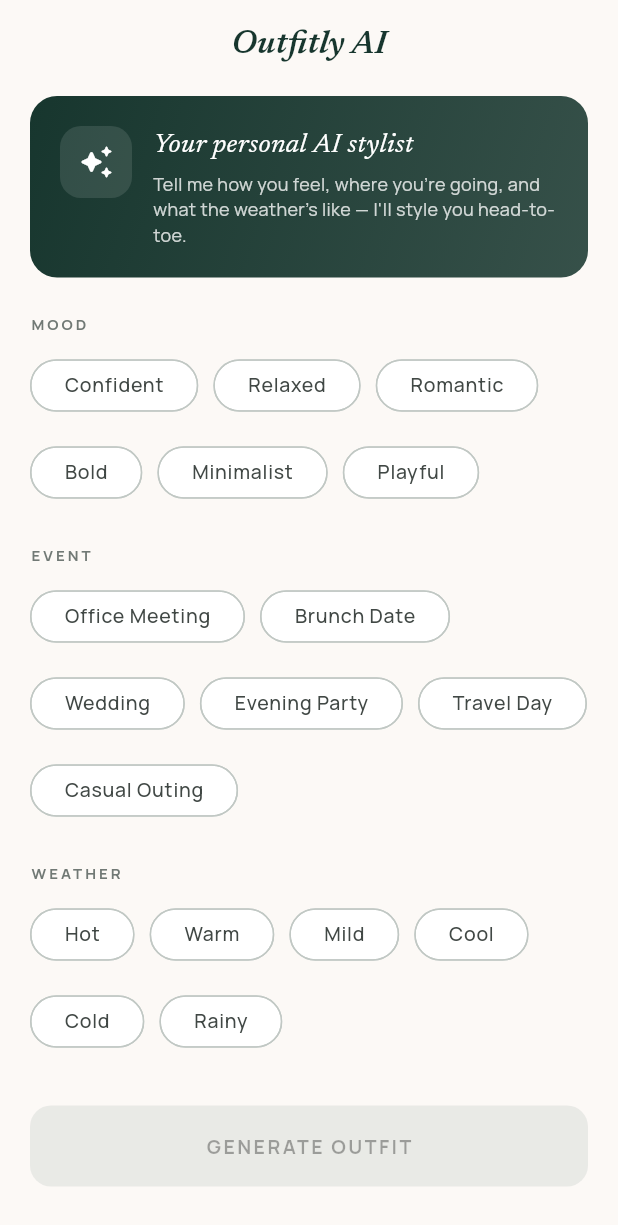
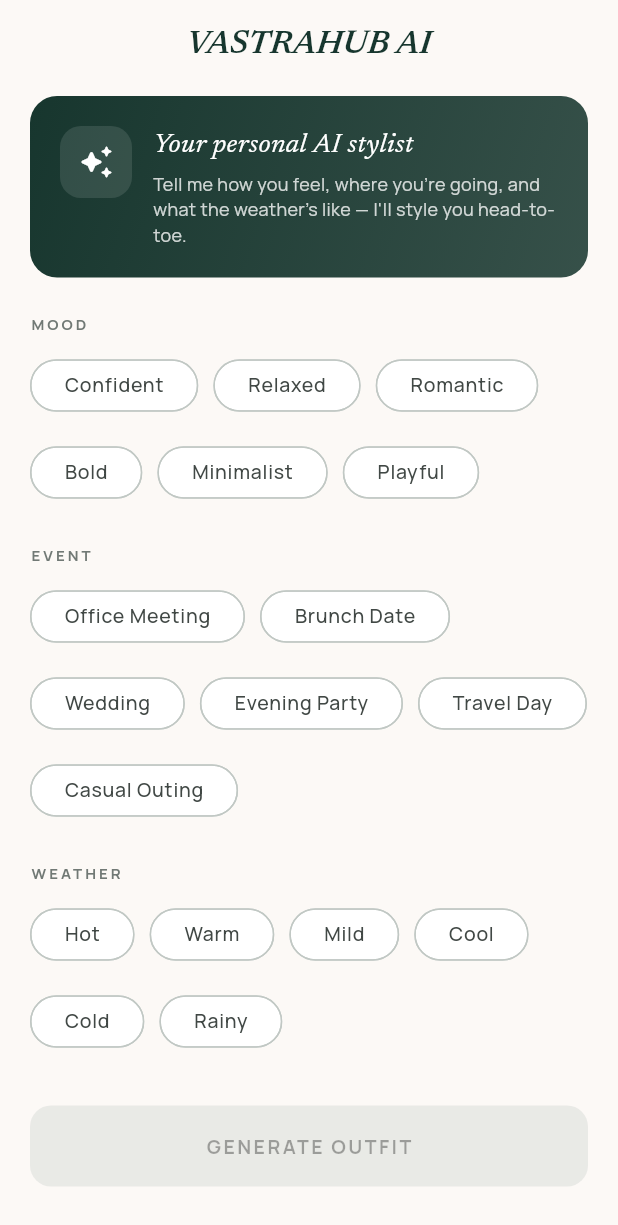
Before and after one commit to saksham1408/Outfitly, a Flutter app: the OutfitlyAiScreen screen opened by its route, on a phone screen of 412 x 824 dp. Shown: the top 1225 px of the screen. Run offline on Flutter 3.47's test engine with Material 3 defaults, Android fonts, the phone set to English and light mode, and no system bars; our stand-ins replace camera, flutter_dotenv, flutter_local_notifications, go_router, google_fonts, google_generative_ai and 4 more; accounts and stored records are empty; network calls fail.

Commit message:
chore: rebrand app display name from Outfitly to VASTRAHUB
User-facing name change only — internal code identifiers (package name, class names, directory structure, imports) are untouched so nothing breaks.

Display-layer changes:
- iOS Info.plist: CFBundleDisplayName, CFBundleName, and all NS*UsageDescription permission strings
- Android AndroidManifest.xml: android:label
- MaterialApp title
- Login + register brand headers, profile "About" entry, register security caption
- Wardrobe inventory subtitle ("X items · N from VASTRAHUB")
- Notification body copy ("open VASTRAHUB to plan your look")
- Outfitly AI feature label → VASTRAHUB AI (bottom nav + screen title)
- Gemini system prompt in ai_stylist_service

```diff
--- a/lib/features/auth/screens/login_screen.dart
+++ b/lib/features/auth/screens/login_screen.dart
@@ -112,7 +112,7 @@ class _LoginScreenState extends State<LoginScreen> {
 
                   // ── Brand ──
                   Text(
-                    'Outfitly',
+                    'VASTRAHUB',
                     style: GoogleFonts.newsreader(
                       fontSize: 48,
                       fontWeight: FontWeight.w400,
--- a/lib/features/auth/screens/register_screen.dart
+++ b/lib/features/auth/screens/register_screen.dart
@@ -179,7 +179,7 @@ class _RegisterScreenState extends State<RegisterScreen> {
                   // ── Mobile Brand Header ──
                   Center(
                     child: Text(
-                      'Outfitly',
+                      'VASTRAHUB',
                       style: GoogleFonts.newsreader(
                         fontSize: 32,
                         fontStyle: FontStyle.italic,
@@ -628,7 +628,7 @@ class _RegisterScreenState extends State<RegisterScreen> {
                                       SizedBox(
                                         width: 100,
                                         child: Text(
-                                          'Secured via Outfitly Encrypted Protocol',
+                                          'Secured via VASTRAHUB Encrypted Protocol',
                                           style: GoogleFonts.manrope(
                                             fontSize: 9,
                                             color: AppColors.textSecondary,
--- a/lib/features/outfitly_ai/presentation/outfitly_ai_screen.dart
+++ b/lib/features/outfitly_ai/presentation/outfitly_ai_screen.dart
@@ -72,7 +72,7 @@ class _OutfitlyAiScreenState extends State<OutfitlyAiScreen> {
         backgroundColor: AppColors.background,
         elevation: 0,
         title: Text(
-          'Outfitly AI',
+          'VASTRAHUB AI',
           style: GoogleFonts.newsreader(
             fontSize: 22,
             fontStyle: FontStyle.italic,
--- a/lib/features/outfitly_ai/services/ai_stylist_service.dart
+++ b/lib/features/outfitly_ai/services/ai_stylist_service.dart
@@ -44,7 +44,7 @@ class AiStylistService {
     if (model == null) return OutfitRecommendation.fallback;
 
     final prompt =
-        "You are an elite, high-end fashion stylist for the app Outfitly. "
+        "You are an elite, high-end fashion stylist for the app VASTRAHUB. "
         "The user feels $mood, the weather is $weather, and they are going to $event. "
         "Suggest a complete outfit. You MUST return ONLY a raw, valid JSON object "
         "with the following exact keys: 'top', 'bottom', 'shoes', 'accessories', "
--- a/lib/features/profile/screens/profile_screen.dart
+++ b/lib/features/profile/screens/profile_screen.dart
@@ -208,7 +208,7 @@ class _ProfileScreenState extends State<ProfileScreen> {
                         ),
                         _menuTile(
                           Icons.info_outline,
-                          'About Outfitly',
+                          'About VASTRAHUB',
                           'Version 1.0.4 · Crafting Phase',
                           onTap: () {},
                         ),
--- a/lib/features/shell/main_shell.dart
+++ b/lib/features/shell/main_shell.dart
@@ -58,7 +58,7 @@ class _MainShellState extends State<MainShell> {
               children: [
                 _navItem(0, Icons.home_outlined, Icons.home_rounded, 'Home'),
                 _navItem(1, Icons.auto_awesome_outlined, Icons.auto_awesome,
-                    'Outfitly AI'),
+                    'VASTRAHUB AI'),
                 _navItem(2, Icons.checkroom_outlined, Icons.checkroom_rounded,
                     'Closet'),
                 _navItem(3, Icons.local_shipping_outlined,
--- a/lib/features/wardrobe_calendar/data/notification_service.dart
+++ b/lib/features/wardrobe_calendar/data/notification_service.dart
@@ -91,7 +91,7 @@ class NotificationService {
 
       final outfit = event.assignedOutfit;
       final body = outfit == null || outfit.isEmpty
-          ? "It's time for ${event.title} — open Outfitly to plan your look."
+          ? "It's time for ${event.title} — open VASTRAHUB to plan your look."
           : "Your pick for ${event.title} is ready. Have a great one!";
 
       await _plugin.zonedSchedule(
--- a/lib/features/wardrobe_calendar/presentation/wardrobe_inventory_screen.dart
+++ b/lib/features/wardrobe_calendar/presentation/wardrobe_inventory_screen.dart
@@ -211,7 +211,7 @@ class _WardrobeInventoryScreenState extends State<WardrobeInventoryScreen>
           ),
         ),
         content: Text(
-          '${all.length} items · $fromOutfitly from Outfitly',
+          '${all.length} items · $fromOutfitly from VASTRAHUB',
           style: GoogleFonts.manrope(
             fontSize: 14,
             color: AppColors.textSecondary,
--- a/lib/main.dart
+++ b/lib/main.dart
@@ -55,7 +55,7 @@ class OutfitlyApp extends StatelessWidget {
   @override
   Widget build(BuildContext context) {
     return MaterialApp.router(
-      title: 'Outfitly',
+      title: 'VASTRAHUB',
       debugShowCheckedModeBanner: false,
       theme: AppTheme.light,
       routerConfig: AppRouter.router,
```
Also changed, not shown: 2 other files.
